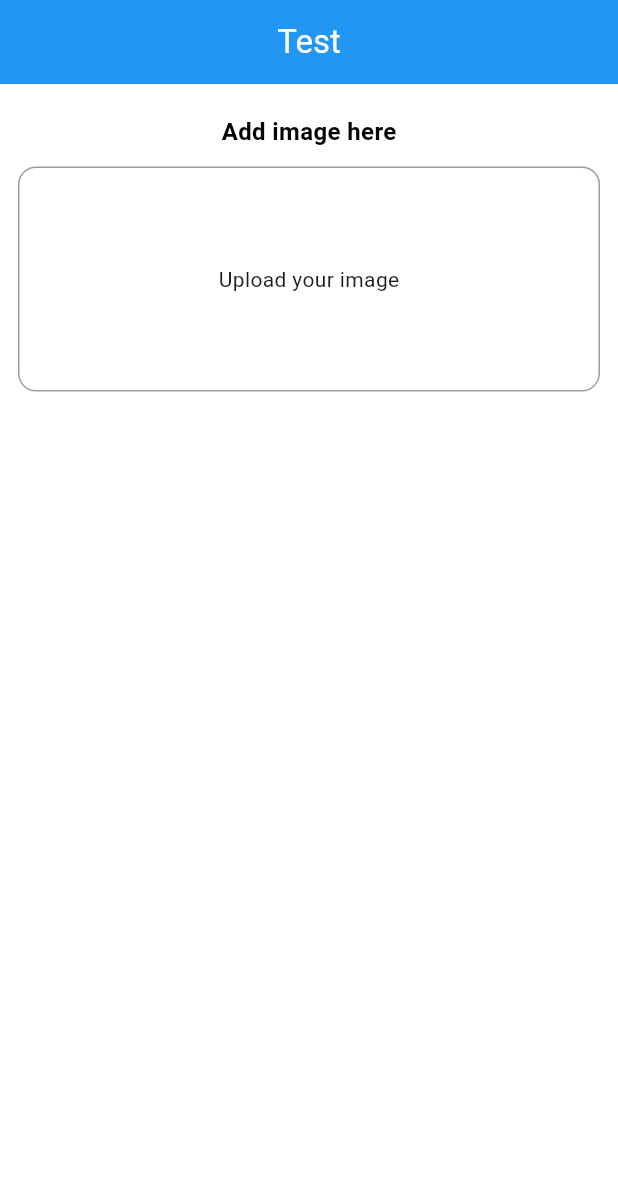
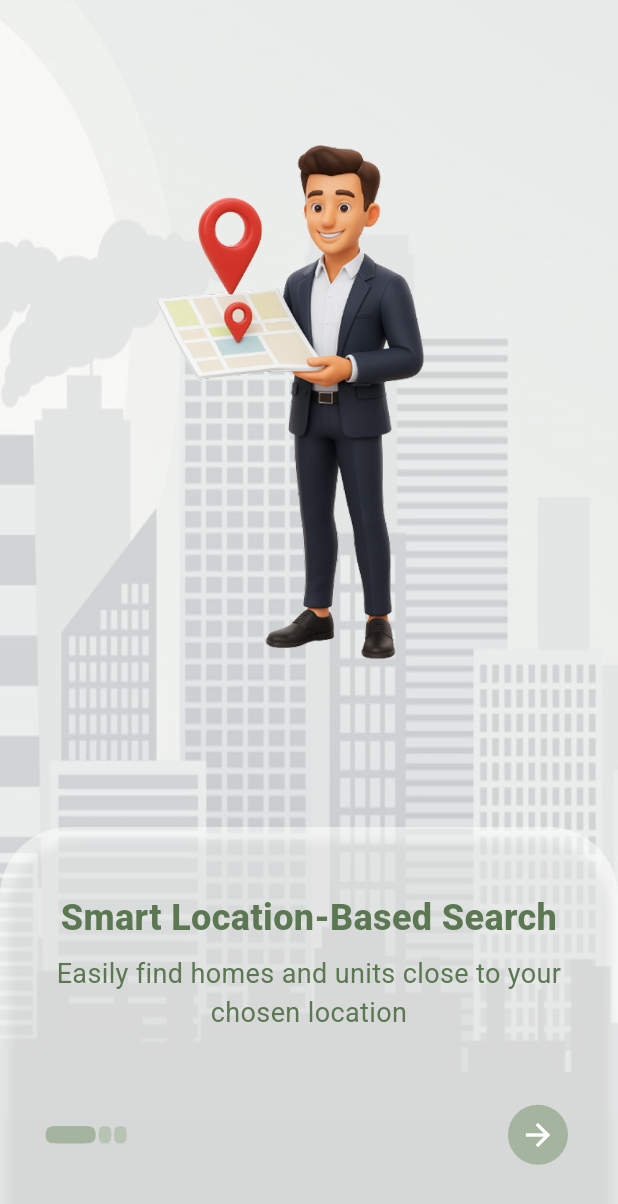
Before and after one commit to ahmedalnagdy18/saknly, a Flutter app: the screen it shows after launch, on a phone screen of 412 x 824 dp. Shown: the top 1204 px of the screen. Run offline on Flutter 3.47's test engine with Material 3 defaults, Android fonts, the phone set to English and light mode, and no system bars; our stand-ins replace flutter_screenutil, fluttertoast, internet_connection_checker.

Commit message:
finish onboarding

```diff
--- a/lib/features/onboarding/screens/onboarding_page.dart
+++ b/lib/features/onboarding/screens/onboarding_page.dart
@@ -1 +1,103 @@
-//test
+import 'package:flutter/material.dart';
+import 'package:flutter_screenutil/flutter_screenutil.dart';
+import 'package:saknly/core/colors/app_colors.dart';
+import 'package:saknly/features/onboarding/widgets/info_box_widget.dart';
+import 'package:saknly/features/onboarding/widgets/onboarding_model.dart';
+
+class OnboardingPage extends StatefulWidget {
+  const OnboardingPage({super.key});
+
+  @override
+  State<OnboardingPage> createState() => _OnboardingPageState();
+}
+
+class _OnboardingPageState extends State<OnboardingPage> {
+  int currentIndex = 0;
+
+  @override
+  Widget build(BuildContext context) {
+    final data = onboardingData[currentIndex];
+    return Scaffold(
+      backgroundColor: Colors.white,
+      body: Stack(
+        children: [
+          SizedBox(
+            width: double.infinity,
+            height: double.infinity,
+            child: Image.asset(
+              "assets/images/onboarding_bg.png",
+              fit: BoxFit.fill,
+            ),
+          ),
+          SafeArea(
+            bottom: false,
+            child: Column(
+              crossAxisAlignment: CrossAxisAlignment.start,
+              children: [
+                Padding(
+                  padding: EdgeInsets.symmetric(
+                    horizontal: 32.w,
+                    vertical: 19.h,
+                  ),
+                  child: IconButton(
+                    disabledColor: Colors.transparent,
+                    color: currentIndex > 0
+                        ? AppColors.green10
+                        : Colors.transparent,
+                    style: ButtonStyle(
+                      backgroundColor: WidgetStatePropertyAll(
+                        currentIndex > 0
+                            ? AppColors.green6.withAlpha(50)
+                            : Colors.transparent,
+                      ),
+                    ),
+                    onPressed: currentIndex > 0
+                        ? () {
+                            if (currentIndex > 0) {
+                              setState(() => currentIndex--);
+                            }
+                          }
+                        : null,
+                    icon: Icon(
+                      Icons.keyboard_double_arrow_left_rounded,
+                    ),
+                  ),
+                ),
+                Expanded(
+                  child: Center(
+                    child: Column(
+                      children: [
+                        AnimatedSwitcher(
+                          duration: const Duration(milliseconds: 300),
+                          child: SizedBox(
+                            key: ValueKey(data.image),
+                            height: 375.h,
+                            width: 252.w,
+                            child: Image.asset(
+                              data.image,
+                              fit: BoxFit.contain,
+                            ),
+                          ),
+                        ),
+                      ],
+                    ),
+                  ),
+                ),
+                // last box
+                InfoBoxWidget(
+                  currentIndex: currentIndex,
+                  data: data,
+                  onPressed: () {
+                    if (currentIndex < onboardingData.length - 1) {
+                      setState(() => currentIndex++);
+                    }
+                  },
+                ),
+              ],
+            ),
+          ),
+        ],
+      ),
+    );
+  }
+}
--- /dev/null
+++ b/lib/features/onboarding/widgets/info_box_widget.dart
@@ -0,0 +1,143 @@
+import 'package:dots_indicator/dots_indicator.dart';
+import 'package:flutter/material.dart';
+import 'package:flutter_screenutil/flutter_screenutil.dart';
+import 'package:saknly/core/colors/app_colors.dart';
+import 'package:saknly/features/onboarding/widgets/onboarding_model.dart';
+
+class InfoBoxWidget extends StatelessWidget {
+  final OnboardingModel data;
+  final int currentIndex;
+  final void Function()? onPressed;
+  const InfoBoxWidget({
+    super.key,
+    required this.data,
+    required this.currentIndex,
+    this.onPressed,
+  });
+
+  @override
+  Widget build(BuildContext context) {
+    return Container(
+      height: 282.h,
+      width: double.infinity,
+      padding: EdgeInsets.symmetric(
+        horizontal: 22.w,
+        vertical: 26.h,
+      ),
+      decoration: BoxDecoration(
+        boxShadow: [
+          BoxShadow(
+            color: Colors.black.withOpacity(0.12),
+            offset: const Offset(0, 4),
+            blurRadius: 4,
+            spreadRadius: -6,
+          ),
+        ],
+        color: Colors.white.withOpacity(0.50),
+        borderRadius: BorderRadius.only(
+          topRight: Radius.circular(48.r),
+          topLeft: Radius.circular(48.r),
+        ),
+      ),
+      child: Column(
+        crossAxisAlignment: CrossAxisAlignment.center,
+        children: [
+          Padding(
+            padding: EdgeInsets.only(top: 19.h),
+            child: AnimatedSwitcher(
+              duration: const Duration(milliseconds: 300),
+              child: Text(
+                data.title,
+                key: ValueKey(data.subTitle),
+                style: TextStyle(
+                  fontFamily: 'Roboto',
+                  fontSize: 24,
+                  fontWeight: FontWeight.w800,
+                  color: AppColors.green9,
+                ),
+                textAlign: TextAlign.center,
+              ),
+            ),
+          ),
+          SizedBox(height: 8.h),
+          AnimatedSwitcher(
+            duration: const Duration(milliseconds: 300),
+            child: Text(
+              data.subTitle,
+              key: ValueKey(data.subTitle),
+              style: TextStyle(
+                fontFamily: 'Roboto',
+                fontSize: 18,
+                fontWeight: FontWeight.w400,
+                color: AppColors.green9,
+              ),
+              textAlign: TextAlign.center,
+            ),
+          ),
+          Spacer(),
+          Padding(
+            padding: EdgeInsets.symmetric(
+              horizontal: 6.w,
+              vertical: 19.h,
+            ),
+            child: Row(
+              mainAxisAlignment: MainAxisAlignment.spaceBetween,
+              children: [
+                DotsIndicator(
+                  decorator: DotsDecorator(
+                    shape: ContinuousRectangleBorder(
+                      borderRadius: BorderRadiusGeometry.circular(
+                        18.r,
+                      ),
+                    ),
+                    activeShape: ContinuousRectangleBorder(
+                      borderRadius: BorderRadiusGeometry.circular(
+                        18.r,
+                      ),
+                    ),
+                    color: AppColors.green4,
+                    spacing: EdgeInsets.all(1).r,
+                    size: Size(8.w, 12.h),
+                    activeColor: AppColors.green5,
+                    activeSize: Size(32.w, 12.h),
+                  ),
+                  dotsCount: onboardingData.length,
+                  position: currentIndex.toDouble(),
+                ),
+                currentIndex != 2
+                    ? IconButton(
+                        color: Colors.white,
+                        style: ButtonStyle(
+                          backgroundColor: WidgetStatePropertyAll(
+                            AppColors.green5,
+                          ),
+                        ),
+                        onPressed: onPressed,
+                        icon: Icon(
+                          Icons.arrow_forward,
+                        ),
+                      )
+                    : ElevatedButton(
+                        style: ButtonStyle(
+                          backgroundColor: WidgetStatePropertyAll(
+                            AppColors.green10,
+                          ),
+                        ),
+                        onPressed: () {},
+                        child: Text(
+                          "Lets Go",
+                          style: TextStyle(
+                            color: Colors.white,
+                            fontWeight: FontWeight.w500,
+                            fontSize: 16,
+                          ),
+                        ),
+                      ),
+              ],
+            ),
+          ),
+        ],
+      ),
+    );
+  }
+}
--- a/lib/features/onboarding/widgets/onboarding_model.dart
+++ b/lib/features/onboarding/widgets/onboarding_model.dart
@@ -1,12 +1,10 @@
 class OnboardingModel {
   final String image;
-  final String mainTitle;
   final String title;
   final String subTitle;
 
   OnboardingModel({
     required this.image,
-    required this.mainTitle,
     required this.title,
     required this.subTitle,
   });
@@ -14,59 +12,19 @@ class OnboardingModel {
 
 final List<OnboardingModel> onboardingData = [
   OnboardingModel(
-    image: 'images/rafiki.svg',
-    mainTitle: 'Welcome',
-    title: 'Your Personalised Alzheimer’s Prediction App',
-    subTitle:
-        'Get early detection insights, track your health data, and take steps towards better brain care.',
+    image: 'assets/images/onboarding1.png',
+    title: 'Smart Location-Based Search',
+    subTitle: 'Easily find homes and units close to your chosen location',
   ),
   OnboardingModel(
-    image: 'images/onboarding1.svg',
-    mainTitle: 'Features',
-    title: 'Peace of mind for you and your loved ones',
+    image: 'assets/images/onboarding2.png',
+    title: 'Find Your Perfect Home',
     subTitle:
-        'Stay on track with your daily plans, medications, and appointments — never miss what matters.',
+        'Make your buying journey easier and get the keys to your dream property',
   ),
   OnboardingModel(
-    image: 'images/onboarding2.svg',
-    mainTitle: 'Memory Enhancement',
-    title: 'Boost your memory and cognitive skills with ALOPR',
-    subTitle:
-        'Enjoy brain exercises, memory challenges, and activities that keep your mind sharp.',
-  ),
-  OnboardingModel(
-    image: 'images/onboarding3.svg',
-    mainTitle: 'Communication',
-    title: 'Stay connected with your caregivers and doctors',
-    subTitle:
-        'ALOPR offers secure messaging to share updates and get the support you need.',
-  ),
-  OnboardingModel(
-    image: 'images/onboarding4.svg',
-    mainTitle: 'Dark Mode',
-    title: 'Stay comfortable and focused with “Dark Mode”',
-    subTitle:
-        'ALOPR adjusts brightness to protect your eyes and ease night use.',
-  ),
-  OnboardingModel(
-    image: 'images/onboarding5.svg',
-    mainTitle: 'Make ALOPR your own',
-    title: 'We ensure your preferences and privacy come first',
-    subTitle:
-        'With ALOPR, customise reminders, notifications, and accessibility settings your way.',
-  ),
-  OnboardingModel(
-    image: 'images/onboarding6.svg',
-    mainTitle: 'Secure & Privacy',
-    title: 'We’re here to make your experience seamless',
-    subTitle:
-        'ALOPR keeps your data secure, backed up, and gives you useful app stats.',
-  ),
-  OnboardingModel(
-    image: 'images/onboarding7.svg',
-    mainTitle: 'Ready to Begin?',
-    title: 'You’re all set to start your journey with ALOPR',
-    subTitle:
-        'Designed to make life easier and boost your well-being — let’s make every day count!',
+    image: 'assets/images/onboarding3.png',
+    title: 'Everything You Need in App',
+    subTitle: 'Manage and monitor your real estate activity effortlessly',
   ),
 ];
--- a/lib/features/test_page.dart
+++ /dev/null
@@ -1,75 +0,0 @@
-import 'dart:io';
-
-import 'package:flutter/material.dart';
-import 'package:image_picker/image_picker.dart';
-import 'package:saknly/core/fonts/app_text.dart';
-
-class TestPage extends StatefulWidget {
-  const TestPage({super.key});
-
-  @override
-  State<TestPage> createState() => _TestPageState();
-}
-
-class _TestPageState extends State<TestPage> {
-  XFile? uploadedImage;
-  Future<void> pickImage({required ImageSource source}) async {
-    final pickedImage = await ImagePicker().pickImage(source: source);
-    setState(() {
-      uploadedImage = pickedImage;
-    });
-  }
-
-  @override
-  Widget build(BuildContext context) {
-    return Scaffold(
-      backgroundColor: Colors.white,
-      appBar: AppBar(
-        backgroundColor: Colors.blue,
-        title: Text(
-          "Test",
-          style: TextStyle(color: Colors.white),
-        ),
-        centerTitle: true,
-      ),
-      body: SafeArea(
-        child: Padding(
-          padding: const EdgeInsets.symmetric(horizontal: 12, vertical: 20),
-          child: Column(
-            children: [
-              Text("Add image here", style: AppTexts.smallHeading),
-              SizedBox(height: 12),
-              InkWell(
-                onTap: () {
-                  if (uploadedImage == null) {
-                    pickImage(source: ImageSource.gallery);
-                  } else {
-                    uploadedImage = null;
-                    setState(() {});
-                  }
-                },
-                child: Container(
-                  clipBehavior: Clip.antiAlias,
-                  height: 150,
-                  width: double.infinity,
-                  decoration: BoxDecoration(
-                    border: Border.all(color: Colors.grey),
-                    borderRadius: BorderRadius.circular(12),
-                  ),
-                  child: uploadedImage == null
-                      ? Center(
-                          child: Text("Upload your image"),
-                        )
-                      : Image.file(
-                          File(uploadedImage!.path),
-                          fit: BoxFit.cover,
-                        ),
-                ),
-              ),
-            ],
-          ),
-        ),
-      ),
-    );
-  }
-}
--- a/lib/main.dart
+++ b/lib/main.dart
@@ -1,5 +1,6 @@
 import 'package:flutter/material.dart';
-import 'package:saknly/features/test_page.dart';
+import 'package:flutter_screenutil/flutter_screenutil.dart';
+import 'package:saknly/features/onboarding/screens/onboarding_page.dart';
 
 void main() {
   runApp(const MyApp());
@@ -10,9 +11,14 @@ class MyApp extends StatelessWidget {
 
   @override
   Widget build(BuildContext context) {
-    return MaterialApp(
-      debugShowCheckedModeBanner: false,
-      home: TestPage(),
+    return ScreenUtilInit(
+      designSize: const Size(393, 852), // w , h
+      minTextAdapt: true,
+      splitScreenMode: true,
+      child: MaterialApp(
+        debugShowCheckedModeBanner: false,
+        home: OnboardingPage(),
+      ),
     );
   }
 }
```
Also changed, not shown: pubspec.yaml (+13 -8 lines), assets/fonts/Roboto-Bold.ttf (added), assets/fonts/Roboto-ExtraBold.ttf (added), assets/fonts/Roboto-Medium.ttf (added), assets/fonts/Roboto-Regular.ttf (added), assets/images/app_icon.png (renamed from images/app_icon.png), assets/images/onboarding1.png (added), assets/images/onboarding2.png (added), assets/images/onboarding3.png (added), assets/images/onboarding_bg.png (added), assets/images/saknly_logo.png (renamed from images/saknly_logo.png), pubspec.lock.
